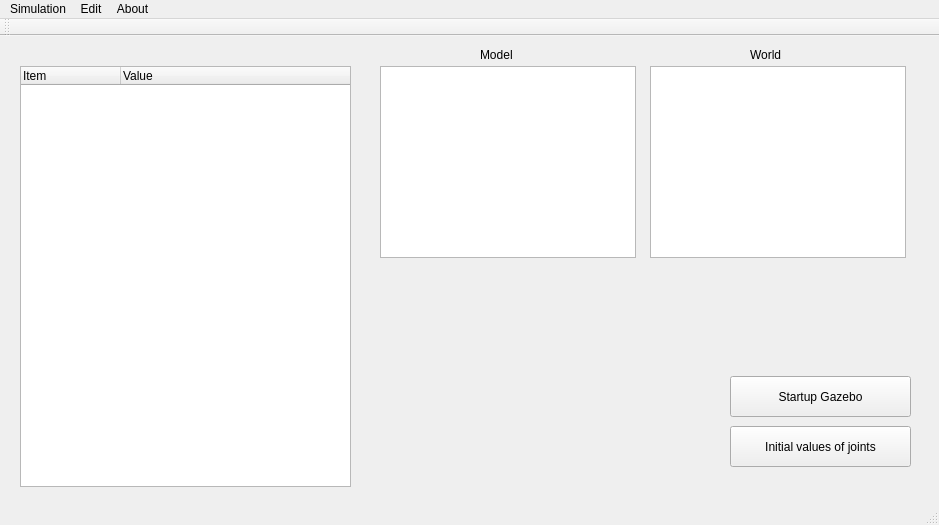
Old version of the form source/GUI/mainwindow.ui in the repository Guiraffo/ProVANT-Simulator.
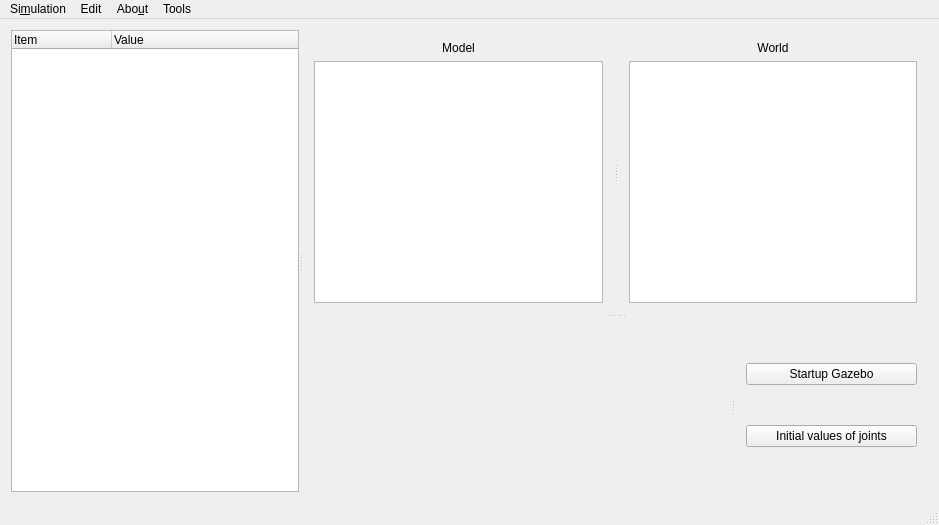
New version of the form.

The edit to the form file:
```diff
--- a/source/GUI/mainwindow.ui
+++ b/source/GUI/mainwindow.ui
@@ -14,14 +14,24 @@
    <string>MainWindow</string>
   </property>
   <widget class="QWidget" name="centralWidget">
+   <layout class="QGridLayout" name="gridLayout">
+    <item row="0" column="0">
+     <widget class="QSplitter" name="mainSplitter">
+      <property name="frameShape">
+       <enum>QFrame::NoFrame</enum>
+      </property>
+      <property name="frameShadow">
+       <enum>QFrame::Raised</enum>
+      </property>
+      <property name="orientation">
+       <enum>Qt::Horizontal</enum>
+      </property>
    <widget class="QTreeWidget" name="treeWidget">
-    <property name="geometry">
-     <rect>
-      <x>20</x>
-      <y>30</y>
-      <width>331</width>
-      <height>421</height>
-     </rect>
+       <property name="minimumSize">
+        <size>
+         <width>250</width>
+         <height>400</height>
+        </size>
     </property>
     <column>
      <property name="text">
@@ -34,91 +44,123 @@
      </property>
     </column>
    </widget>
-   <widget class="QPushButton" name="pushButton">
-    <property name="geometry">
-     <rect>
-      <x>730</x>
-      <y>340</y>
-      <width>181</width>
-      <height>41</height>
-     </rect>
-    </property>
-    <property name="text">
-     <string>Startup Gazebo</string>
-    </property>
-   </widget>
-   <widget class="QLabel" name="label">
-    <property name="geometry">
-     <rect>
-      <x>480</x>
-      <y>10</y>
-      <width>67</width>
-      <height>17</height>
-     </rect>
-    </property>
+      <widget class="QSplitter" name="rightSideSplitter">
+       <property name="orientation">
+        <enum>Qt::Vertical</enum>
+       </property>
+       <widget class="QSplitter" name="worldModelSplliter">
+        <property name="orientation">
+         <enum>Qt::Horizontal</enum>
+        </property>
+        <widget class="QFrame" name="modelFrame">
+         <property name="frameShape">
+          <enum>QFrame::NoFrame</enum>
+         </property>
+         <property name="frameShadow">
+          <enum>QFrame::Raised</enum>
+         </property>
+         <layout class="QVBoxLayout" name="verticalLayout">
+          <item>
+           <widget class="QLabel" name="modelLabel">
     <property name="text">
      <string>Model</string>
     </property>
-   </widget>
-   <widget class="QLabel" name="label_2">
-    <property name="geometry">
-     <rect>
-      <x>750</x>
-      <y>10</y>
-      <width>67</width>
-      <height>17</height>
-     </rect>
-    </property>
+            <property name="alignment">
+             <set>Qt::AlignCenter</set>
+            </property>
+            <property name="buddy">
+             <cstring>modelGraphicsView</cstring>
+            </property>
+           </widget>
+          </item>
+          <item>
+           <widget class="QGraphicsView" name="modelGraphicsView"/>
+          </item>
+         </layout>
+        </widget>
+        <widget class="QFrame" name="worldFrame">
+         <property name="frameShape">
+          <enum>QFrame::NoFrame</enum>
+         </property>
+         <property name="frameShadow">
+          <enum>QFrame::Raised</enum>
+         </property>
+         <layout class="QVBoxLayout" name="worldFrameLayout">
+          <item>
+           <widget class="QLabel" name="worldLabel">
     <property name="text">
      <string>World</string>
     </property>
-   </widget>
-   <widget class="QGraphicsView" name="graphicsView">
-    <property name="geometry">
-     <rect>
-      <x>380</x>
-      <y>30</y>
-      <width>256</width>
-      <height>192</height>
-     </rect>
-    </property>
-   </widget>
-   <widget class="QGraphicsView" name="graphicsView_2">
-    <property name="geometry">
-     <rect>
-      <x>650</x>
-      <y>30</y>
-      <width>256</width>
-      <height>192</height>
-     </rect>
-    </property>
-   </widget>
-   <widget class="QLabel" name="label_3">
-    <property name="geometry">
-     <rect>
-      <x>400</x>
-      <y>306</y>
+            <property name="alignment">
+             <set>Qt::AlignCenter</set>
+            </property>
+            <property name="buddy">
+             <cstring>worldGraphicsView</cstring>
+            </property>
+           </widget>
+          </item>
+          <item>
+           <widget class="QGraphicsView" name="worldGraphicsView"/>
+          </item>
+         </layout>
+        </widget>
+       </widget>
+       <widget class="QSplitter" name="lowerRightSideSplitter">
+        <property name="orientation">
+         <enum>Qt::Horizontal</enum>
+        </property>
+        <widget class="QFrame" name="provantLogoFrame">
+         <property name="frameShape">
+          <enum>QFrame::NoFrame</enum>
+         </property>
+         <property name="frameShadow">
+          <enum>QFrame::Raised</enum>
+         </property>
+         <layout class="QHBoxLayout" name="horizontalLayout">
+          <item>
+           <widget class="QLabel" name="provantLogoDisplay">
+            <property name="minimumSize">
+             <size>
       <width>291</width>
       <height>121</height>
-     </rect>
+             </size>
     </property>
     <property name="text">
      <string/>
     </property>
    </widget>
-   <widget class="QPushButton" name="pushButton_2">
-    <property name="geometry">
-     <rect>
-      <x>730</x>
-      <y>390</y>
-      <width>181</width>
-      <height>41</height>
-     </rect>
-    </property>
+          </item>
+         </layout>
+        </widget>
+        <widget class="QFrame" name="buttonsFrame">
+         <property name="frameShape">
+          <enum>QFrame::NoFrame</enum>
+         </property>
+         <property name="frameShadow">
+          <enum>QFrame::Plain</enum>
+         </property>
+         <layout class="QVBoxLayout" name="verticalLayout_3">
+          <item>
+           <widget class="QPushButton" name="startGazeboPushButton">
+            <property name="text">
+             <string>Startup Gazebo</string>
+            </property>
+           </widget>
+          </item>
+          <item>
+           <widget class="QPushButton" name="jointValuesPushButton">
     <property name="text">
      <string>Initial values of joints</string>
     </property>
    </widget>
+          </item>
+         </layout>
+        </widget>
+       </widget>
+      </widget>
+     </widget>
+    </item>
+   </layout>
   </widget>
   <widget class="QMenuBar" name="menuBar">
    <property name="geometry">
@@ -126,12 +168,12 @@
      <x>0</x>
      <y>0</y>
      <width>939</width>
-     <height>22</height>
+     <height>29</height>
     </rect>
    </property>
    <widget class="QMenu" name="menuSimulation">
     <property name="title">
-     <string>Simulation</string>
+     <string>Si&amp;mulation</string>
     </property>
     <addaction name="actionNew"/>
     <addaction name="actionOpen"/>
@@ -152,21 +194,20 @@
    </widget>
    <widget class="QMenu" name="menuAbout">
     <property name="title">
-     <string>About</string>
+     <string>Abo&amp;ut</string>
     </property>
-    <addaction name="actionAbout_ProVANT_Simulator"/>
+    <addaction name="actionAbout"/>
+   </widget>
+   <widget class="QMenu" name="menuTools">
+    <property name="title">
+     <string>Tools</string>
+    </property>
+    <addaction name="actionOptions"/>
    </widget>
    <addaction name="menuSimulation"/>
    <addaction name="menuEdit"/>
    <addaction name="menuAbout"/>
-  </widget>
-  <widget class="QToolBar" name="mainToolBar">
-   <attribute name="toolBarArea">
-    <enum>TopToolBarArea</enum>
-   </attribute>
-   <attribute name="toolBarBreak">
-    <bool>false</bool>
-   </attribute>
+   <addaction name="menuTools"/>
   </widget>
   <widget class="QStatusBar" name="statusBar"/>
   <action name="actionNew">
```
Left out of the diff: 25 changed lines with no effect on the pictures. Lines whose indentation alone changed are shown as unchanged.
